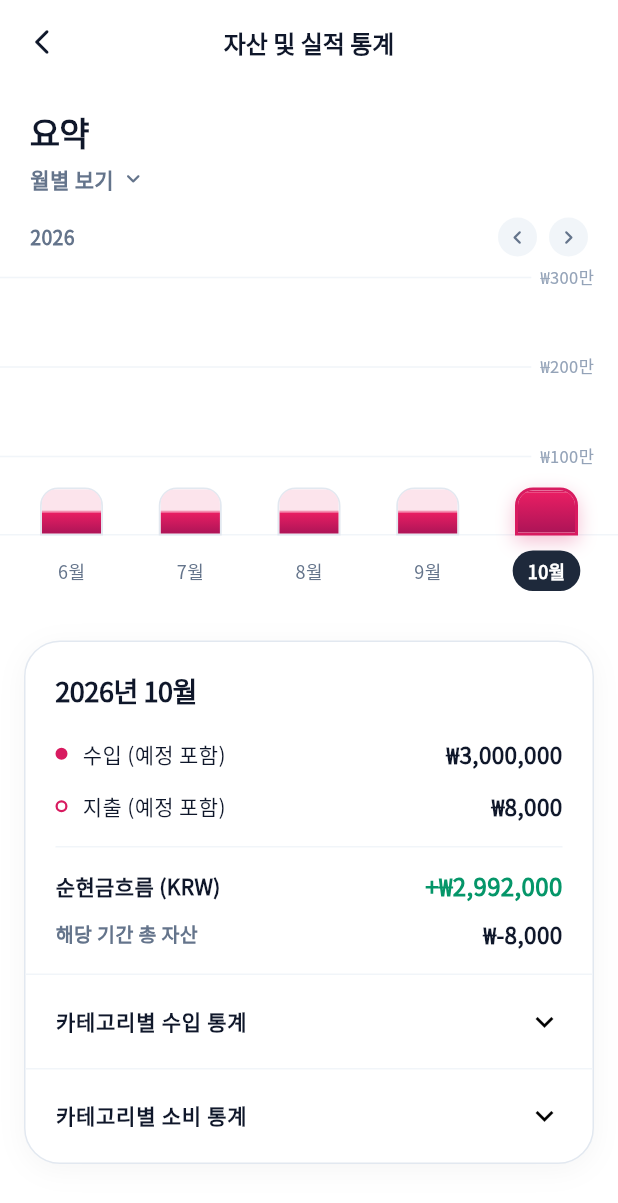
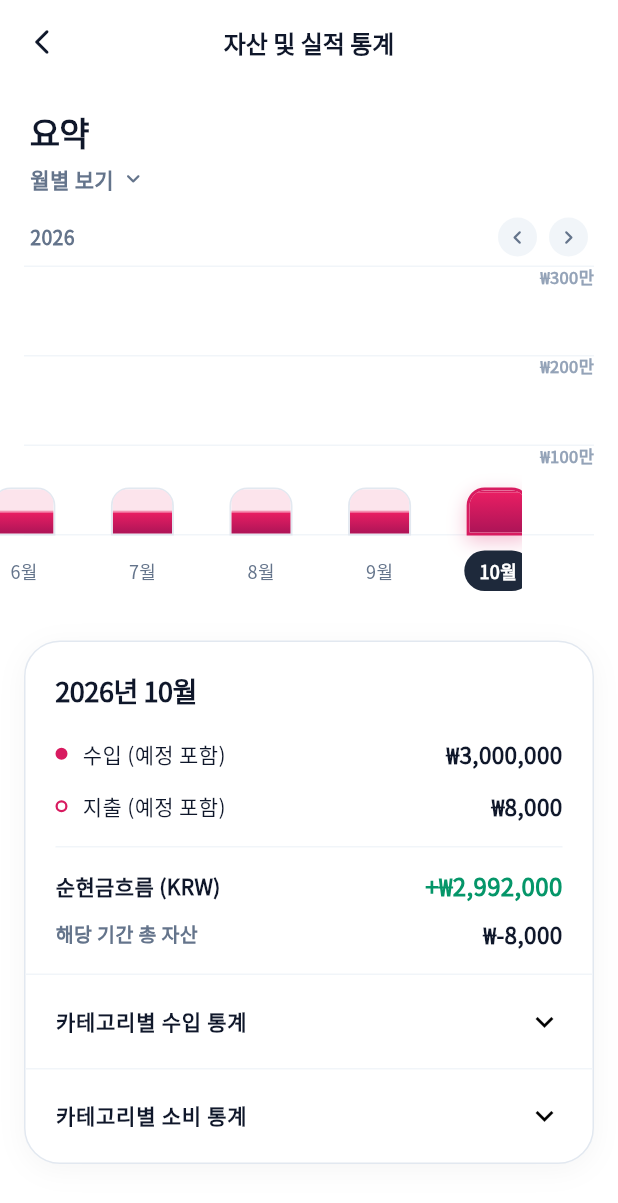
Before and after one commit to trudy4905/smart-budget-app, a Flutter app: the _AssetDetailScreenView screen opened directly, after a tap on the "chevron left" icon, on a phone screen of 412 x 824 dp. Shown: the top 1203 px of the screen. Run offline on Flutter 3.47's test engine with Material 3 defaults, Android fonts, the phone set to English and light mode, and no system bars; our stand-ins replace google_fonts, shared_preferences; accounts and stored records are empty.

Commit message:
fix: 막대가 우측 Y축 금액 레이블을 가리지 않도록 스크롤 가용 영역 분리

```diff
--- a/flutter_app/lib/features/asset_detail/views/widgets/asset_bar_chart_widget.dart
+++ b/flutter_app/lib/features/asset_detail/views/widgets/asset_bar_chart_widget.dart
@@ -65,9 +65,11 @@ class _AssetBarChartWidgetState extends State<AssetBarChartWidget> {
 
     if (selectedIdx != -1) {
       final screenWidth = MediaQuery.of(context).size.width;
-      final itemWidth = (screenWidth - 32) / 4.8;
-      // 선택된 항목이 화면 중앙에 오도록 스크롤
-      final targetOffset = (selectedIdx * itemWidth) - (screenWidth / 2) + (itemWidth / 2) + 16;
+      const double yAxisWidth = 64.0;
+      final itemWidth = (screenWidth - 16 - yAxisWidth) / 4.2;
+      final scrollAreaWidth = screenWidth - yAxisWidth;
+      // 선택된 항목이 스크롤 가용 영역 중앙에 오도록 스크롤
+      final targetOffset = (selectedIdx * itemWidth) - (scrollAreaWidth / 2) + (itemWidth / 2) + 16;
       final clampedOffset = targetOffset.clamp(0.0, _scrollController.position.maxScrollExtent);
 
       if (animate) {
@@ -85,7 +87,8 @@ class _AssetBarChartWidgetState extends State<AssetBarChartWidget> {
   void _scrollByStep(int direction) {
     if (!_scrollController.hasClients) return;
     final screenWidth = MediaQuery.of(context).size.width;
-    final itemWidth = (screenWidth - 32) / 4.8;
+    const double yAxisWidth = 64.0;
+    final itemWidth = (screenWidth - 16 - yAxisWidth) / 4.2;
     final target = _scrollController.offset + (direction * itemWidth * 2);
     final clamped = target.clamp(0.0, _scrollController.position.maxScrollExtent);
     _scrollController.animateTo(
@@ -100,8 +103,9 @@ class _AssetBarChartWidgetState extends State<AssetBarChartWidget> {
     if (widget.dataList.isEmpty) return const SizedBox.shrink();
 
     final screenWidth = MediaQuery.of(context).size.width;
-    // 한 화면에 약 4.8개가 보이도록 하여 자연스럽게 옆으로 스크롤됨을 시각적으로 유도
-    final itemWidth = (screenWidth - 32) / 4.8;
+    const double yAxisWidth = 64.0;
+    // 우측 Y축 레이블 공간을 제외한 가용 너비 기준으로 아이템 너비 계산
+    final itemWidth = (screenWidth - 16 - yAxisWidth) / 4.2;
 
     // 실제 자산 최고액 기준 동적 Y축 스케일 계산
     final maxAsset = widget.dataList.map((d) => d.totalAsset).fold<int>(0, (m, v) => v > m ? v : m);
@@ -160,29 +164,34 @@ class _AssetBarChartWidgetState extends State<AssetBarChartWidget> {
         ),
         const SizedBox(height: 6),
 
-        // 2. 통합 가로 스크롤 영역 (고정 배경 Y축 가이드선 + 스크롤되는 막대 및 캡슐 날짜)
+        // 2. 통합 가로 차트 영역 (배경 가이드선 + 독립 Y축 금액 레이블 + 좌측 스크롤 막대)
         SizedBox(
           height: _barChartHeight + 46, // 막대 높이(180) + 하단 캡슐 날짜(46)
           child: Stack(
             children: [
-              // 배경 고정 수평 가이드선 및 우측 Y축 레이블
-              Positioned.fill(
-                child: Padding(
-                  padding: const EdgeInsets.only(bottom: 46), // 날짜 높이 제외
+              // 배경 수평 가이드선 (화면 전체 너비에 걸쳐 연하게 깔림)
+              const Positioned(
+                left: 16,
+                right: 16,
+                top: 0,
+                bottom: 46,
                 child: Column(
                   mainAxisAlignment: MainAxisAlignment.spaceBetween,
                   children: [
-                      _buildGuideLine(yMax),
-                      _buildGuideLine(yMid),
-                      _buildGuideLine(yLow),
-                      const Divider(color: Color(0xFFF1F5F9), height: 1),
+                    Divider(color: Color(0xFFF1F5F9), height: 1),
+                    Divider(color: Color(0xFFF1F5F9), height: 1),
+                    Divider(color: Color(0xFFF1F5F9), height: 1),
+                    Divider(color: Color(0xFFF1F5F9), height: 1),
                   ],
                 ),
               ),
-              ),
 
-              // 가로 스크롤 가능한 막대 + 날짜 캡슐 목록 (자연스러운 제스처 스크롤)
-              Positioned.fill(
+              // 가로 스크롤 막대 + 날짜 캡슐 목록 (우측 Y축 금액 영역을 침범하지 않도록 right: yAxisWidth로 제한)
+              Positioned(
+                left: 0,
+                right: yAxisWidth,
+                top: 0,
+                bottom: 0,
                 child: ListView.builder(
                   controller: _scrollController,
                   scrollDirection: Axis.horizontal,
@@ -217,6 +226,24 @@ class _AssetBarChartWidgetState extends State<AssetBarChartWidget> {
                   },
                 ),
               ),
+
+              // 독립된 우측 고정 Y축 금액 레이블 (막대에 가려지지 않음)
+              Positioned(
+                right: 16,
+                top: 0,
+                bottom: 46,
+                width: yAxisWidth - 16,
+                child: Column(
+                  mainAxisAlignment: MainAxisAlignment.spaceBetween,
+                  crossAxisAlignment: CrossAxisAlignment.end,
+                  children: [
+                    _buildYLabel(yMax),
+                    _buildYLabel(yMid),
+                    _buildYLabel(yLow),
+                    const SizedBox(height: 1),
+                  ],
+                ),
+              ),
             ],
           ),
         ),
@@ -224,26 +251,15 @@ class _AssetBarChartWidgetState extends State<AssetBarChartWidget> {
     );
   }
 
-  // -------------------------------------------------------------
-  // 가이드라인 및 Y축 눈금선 (동적 계산)
-  // -------------------------------------------------------------
-  Widget _buildGuideLine(int amount) {
-    return Row(
-      children: [
-        const Expanded(
-          child: Divider(color: Color(0xFFF1F5F9), height: 1),
-        ),
-        const SizedBox(width: 6),
-        Text(
+  // Y축 텍스트 레이블 위젯
+  Widget _buildYLabel(int amount) {
+    return Text(
       '₩${formatCompactNumber(amount)}',
       style: GoogleFonts.notoSansKr(
         fontSize: 11,
-            fontWeight: FontWeight.w500,
+        fontWeight: FontWeight.w600,
         color: const Color(0xFF94A3B8),
       ),
-        ),
-        const SizedBox(width: 16),
-      ],
     );
   }
 
```
Lines whose indentation alone changed are shown as unchanged.
